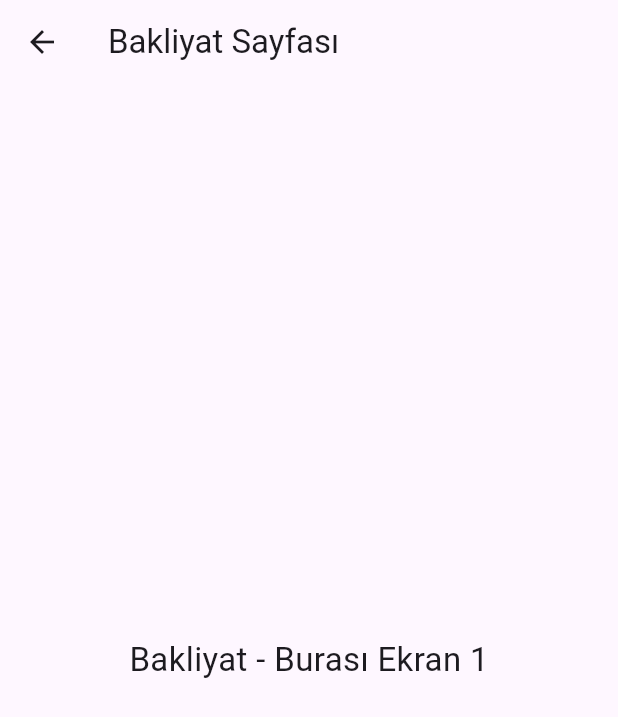
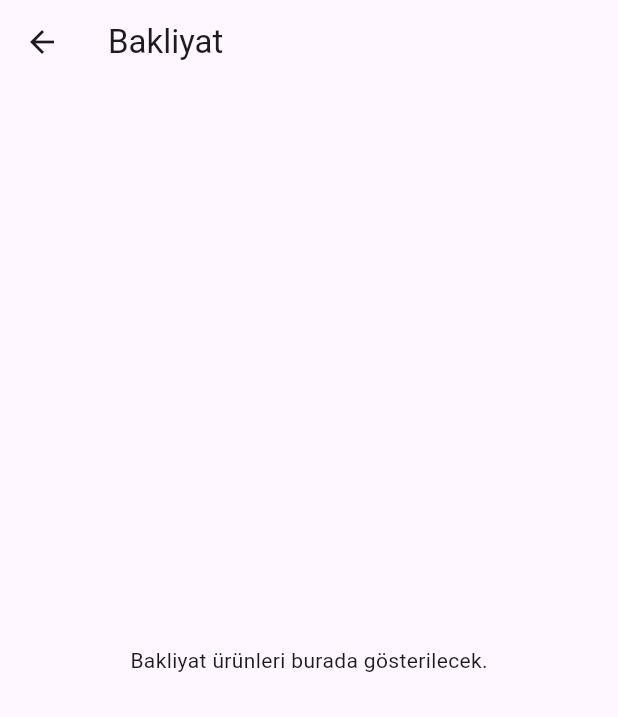
Before and after one commit to amessyrem/emmi, a Flutter app: the screen it shows after launch, after a tap on "Bakliyat", on a phone screen of 412 x 824 dp. Shown: the top 717 px of the screen. Run offline on Flutter 3.47's test engine with Material 3 defaults, Android fonts, the phone set to English and light mode, and no system bars.

Commit message:
home_screen içindeki kategoriler üzerinde daha rahat derinleşme sağlayabilmek için her birine özel basit screen'ler oluşturuldu

```diff
--- /dev/null
+++ b/lib/screens/categories/legumes_screen.dart
@@ -0,0 +1,15 @@
+import 'package:flutter/material.dart';
+
+class LegumesScreen extends StatelessWidget {
+  const LegumesScreen({super.key});
+
+  @override
+  Widget build(BuildContext context) {
+    return Scaffold(
+      appBar: AppBar(title: const Text('Bakliyat')),
+      body: Center(
+        child: Text('Bakliyat ürünleri burada gösterilecek.'),
+      ),
+    );
+  }
+}
--- a/lib/screens/home_screen.dart
+++ b/lib/screens/home_screen.dart
@@ -2,6 +2,13 @@ import 'package:flutter/material.dart';
 //import 'package:font_awesome_flutter/font_awesome_flutter.dart';
 import 'detail_screen.dart';
 import 'login_screen.dart';
+import 'categories/legumes_screen.dart';
+import 'categories/hayvansal_screen.dart';
+import 'categories/nuts_screen.dart';
+import 'categories/fruits_screen.dart';
+import 'categories/vegetables_screen.dart';
+import 'categories/all_products_screen.dart';
+
 
 class HomeScreen extends StatelessWidget {
   final List<String> boxNames = [
@@ -43,12 +50,33 @@ class HomeScreen extends StatelessWidget {
                 itemBuilder: (context, index) {
                   return GestureDetector(
                     onTap: () {
+                      Widget targetScreen;
+                      switch (index) {
+                        case 0:
+                          targetScreen = const LegumesScreen();
+                          break;
+                        case 1:
+                          targetScreen = const MeatScreen();
+                          break;
+                        case 2:
+                          targetScreen = const NutsScreen();
+                          break;
+                        case 3:
+                          targetScreen = const FruitScreen();
+                          break;
+                        case 4:
+                          targetScreen = const VegetablesScreen();
+                          break;
+                        case 5:
+                          targetScreen = const AllProductsScreen();
+                          break;
+                        default:
+                          targetScreen =  DetailScreen(index: 0, name: 'Bilinmeyen');
+                      }
+
                       Navigator.push(
                         context,
-                        MaterialPageRoute(
-                          builder: (context) =>
-                              DetailScreen(index: index + 1, name: boxNames[index]),
-                        ),
+                        MaterialPageRoute(builder: (context) => targetScreen),
                       );
                     },
                     child: Container(
```
Also changed, not shown: lib/screens/categories/all_products_screen.dart (added, +13 -0 lines), lib/screens/categories/fruits_screen.dart (added, +15 -0 lines), lib/screens/categories/hayvansal_screen.dart (added, +13 -0 lines), lib/screens/categories/nuts_screen.dart (added, +13 -0 lines), lib/screens/categories/vegetables_screen.dart (added, +13 -0 lines).
